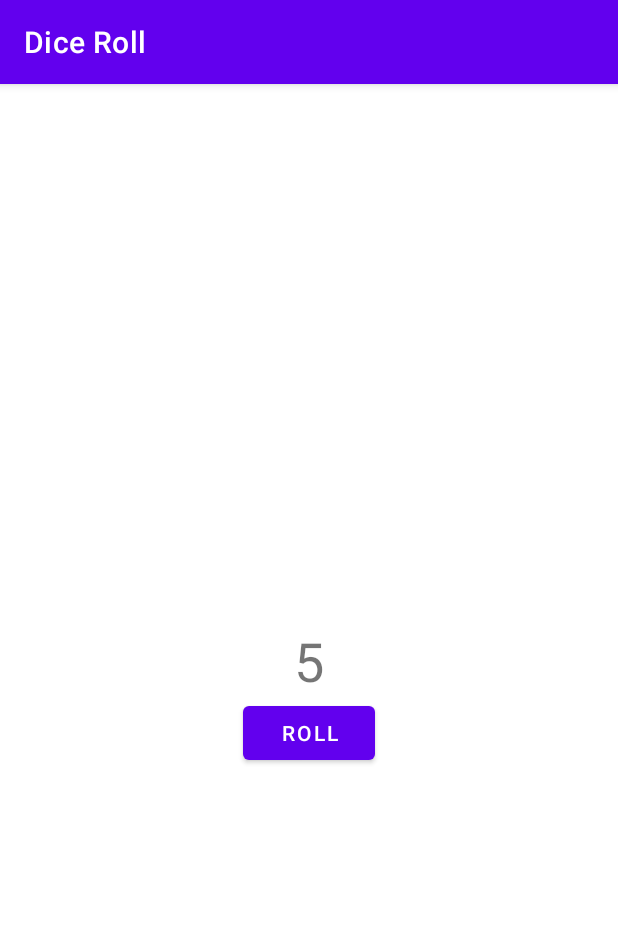
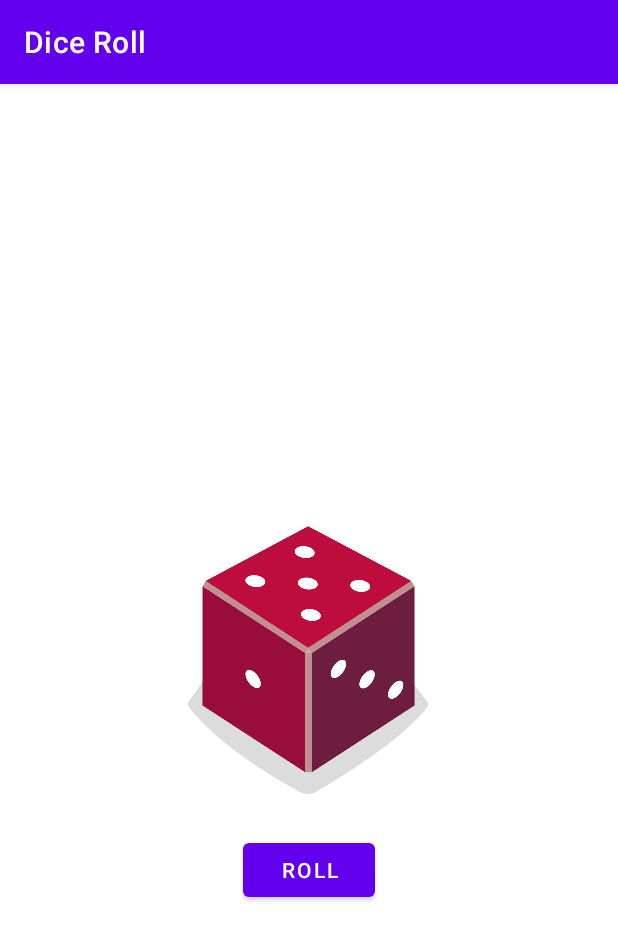
Before and after one commit to mikenguyen00/DiceApp, an Android app: the screen it shows after launch (MainActivity), after a tap on "ROLL", on a phone screen of 412 x 824 dp. Shown: the top 940 px of the screen. Run offline under Robolectric (Android 15) with nearby library versions, the phone set to English and light mode, and no system bars.

Commit message:
Dice App

```diff
--- a/app/src/main/java/com/example/diceroll/MainActivity.kt
+++ b/app/src/main/java/com/example/diceroll/MainActivity.kt
@@ -2,7 +2,7 @@ package com.example.diceroll
 
 import android.os.Bundle
 import android.widget.Button
-import android.widget.TextView
+import android.widget.ImageView
 import androidx.appcompat.app.AppCompatActivity
 
 class MainActivity : AppCompatActivity() {
@@ -12,13 +12,25 @@ class MainActivity : AppCompatActivity() {
 
         val rollbutton: Button = findViewById(R.id.button)
         rollbutton.setOnClickListener { rollDice() }
+        rollDice()
     }
 
     private fun rollDice() {
         val dice = Dice(6)
         val diceroll = dice.roll()
-        val resulttextview: TextView = findViewById(R.id.textView)
-        resulttextview.text = diceroll.toString()
+        val diceImage: ImageView = findViewById(R.id.imageView)
+        val drawableResource = when (diceroll) {
+            1 -> R.drawable.dice_1
+            2 -> R.drawable.dice_2
+            3 -> R.drawable.dice_3
+            4 -> R.drawable.dice_4
+            5 -> R.drawable.dice_5
+            else -> R.drawable.dice_6
+        }
+
+        diceImage.setImageResource(drawableResource)
+
+        diceImage.contentDescription = diceroll.toString()
     }
 }
 
--- a/app/src/main/res/layout/activity_main.xml
+++ b/app/src/main/res/layout/activity_main.xml
@@ -6,24 +6,25 @@
     android:layout_height="match_parent"
     tools:context=".MainActivity">
 
-    <TextView
-        android:id="@+id/textView"
-        android:layout_width="wrap_content"
-        android:layout_height="wrap_content"
-        android:textSize="36sp"
-        app:layout_constraintBottom_toBottomOf="parent"
-        app:layout_constraintEnd_toEndOf="parent"
-        app:layout_constraintStart_toStartOf="parent"
-        app:layout_constraintTop_toTopOf="parent"
-        tools:text="1" />
-
     <Button
         android:id="@+id/button"
         android:layout_width="wrap_content"
         android:layout_height="wrap_content"
+        android:layout_marginTop="16dp"
         android:text="@string/roll"
         app:layout_constraintEnd_toEndOf="parent"
         app:layout_constraintStart_toStartOf="parent"
-        app:layout_constraintTop_toBottomOf="@+id/textView" />
+        app:layout_constraintTop_toBottomOf="@+id/imageView" />
+
+    <ImageView
+        android:id="@+id/imageView"
+        android:layout_width="160dp"
+        android:layout_height="200dp"
+        app:layout_constraintBottom_toBottomOf="parent"
+        app:layout_constraintEnd_toEndOf="parent"
+        app:layout_constraintHorizontal_bias="0.498"
+        app:layout_constraintStart_toStartOf="parent"
+        app:layout_constraintTop_toTopOf="parent"
+        tools:srcCompat="@drawable/dice_1" />
 
 </androidx.constraintlayout.widget.ConstraintLayout>
```
Also changed, not shown: app/src/main/res/drawable/dice_1.png (added), app/src/main/res/drawable/dice_2.png (added), app/src/main/res/drawable/dice_3.png (added), app/src/main/res/drawable/dice_4.png (added), app/src/main/res/drawable/dice_5.png (added), app/src/main/res/drawable/dice_6.png (added).
